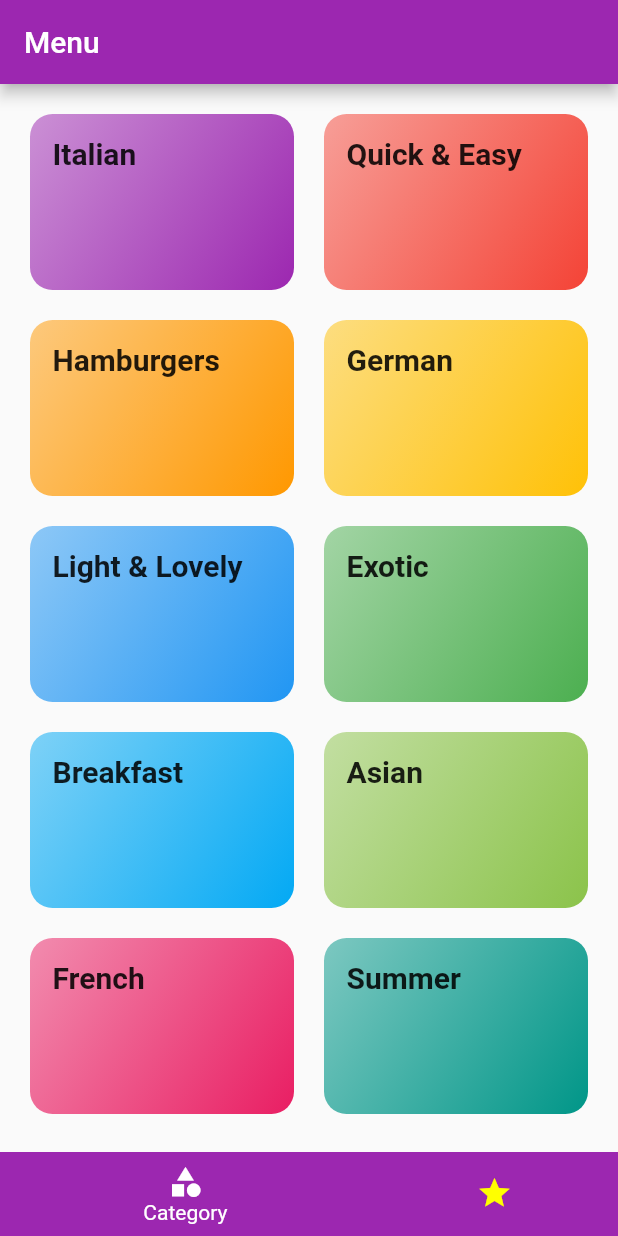
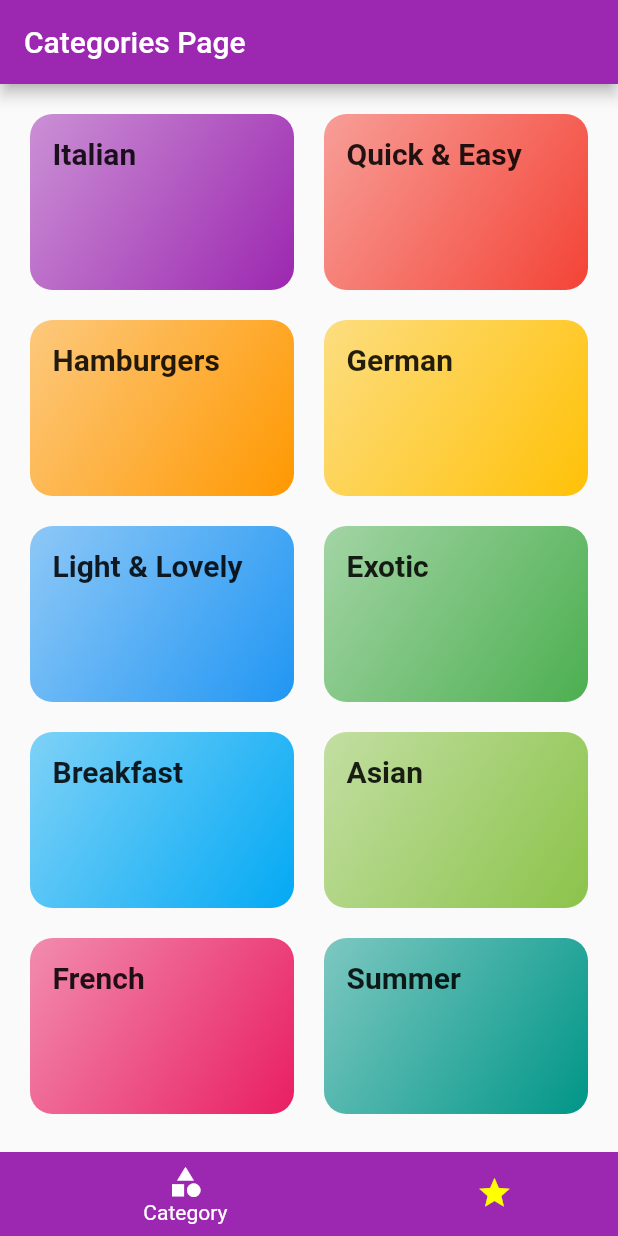
Before and after one commit to Bildad0/Flutter-Apps, a Flutter app: the screen it shows after launch, on a phone screen of 412 x 824 dp. Run offline on Flutter 3.47's test engine with Material 2 defaults, Android fonts, the phone set to English and light mode, and no system bars; our stand-ins replace flutter_dotenv; missing offline and left inert: mongo_dart.

Commit message:
updates and fixes

```diff
--- a/lib/MealApp/screens/tabs_screen.dart
+++ b/lib/MealApp/screens/tabs_screen.dart
@@ -10,9 +10,9 @@ class TabsScreen extends StatefulWidget {
 }
 
 class _TabsScreenState extends State<TabsScreen> {
-  final List<Widget> _pages = const [
-    CategoriesScreen(),
-    FavouriteScreen(),
+  final List<Map<Object, Object>> _pages = [
+    {"page": const CategoriesScreen(), "title": "Categories Page"},
+    {"page": const FavouriteScreen(), "title": "Favourites Page"}
   ];
   int _selectedPageIndex = 0;
 
@@ -26,9 +26,9 @@ class _TabsScreenState extends State<TabsScreen> {
   Widget build(BuildContext context) {
     return Scaffold(
       appBar: AppBar(
-        title: const Text("Menu"),
+        title: Text(_pages[_selectedPageIndex]['title'] as String),
       ),
-      body: _pages[_selectedPageIndex],
+      body: _pages[_selectedPageIndex]['page'] as Widget,
       bottomNavigationBar: BottomNavigationBar(
         elevation: 0,
         currentIndex: _selectedPageIndex,
--- a/lib/PersonalExpenseApp/Widgets/chart.dart
+++ b/lib/PersonalExpenseApp/Widgets/chart.dart
@@ -51,9 +51,9 @@ class Chart extends StatelessWidget {
             // return Flexible(
             //   fit: FlexFit.tight,
             //   child: ChartBar(
-            //       data['day'],
-            //       data['amount'],
-            //       totalSpending == 0.0
+            //       data['day'] as String,
+            //       data['amount'] as double,
+            //       maxSpending == 0.0
             //           ? 0.0
             //           : (data['amount'] as double) / maxSpending),
             // );
```
